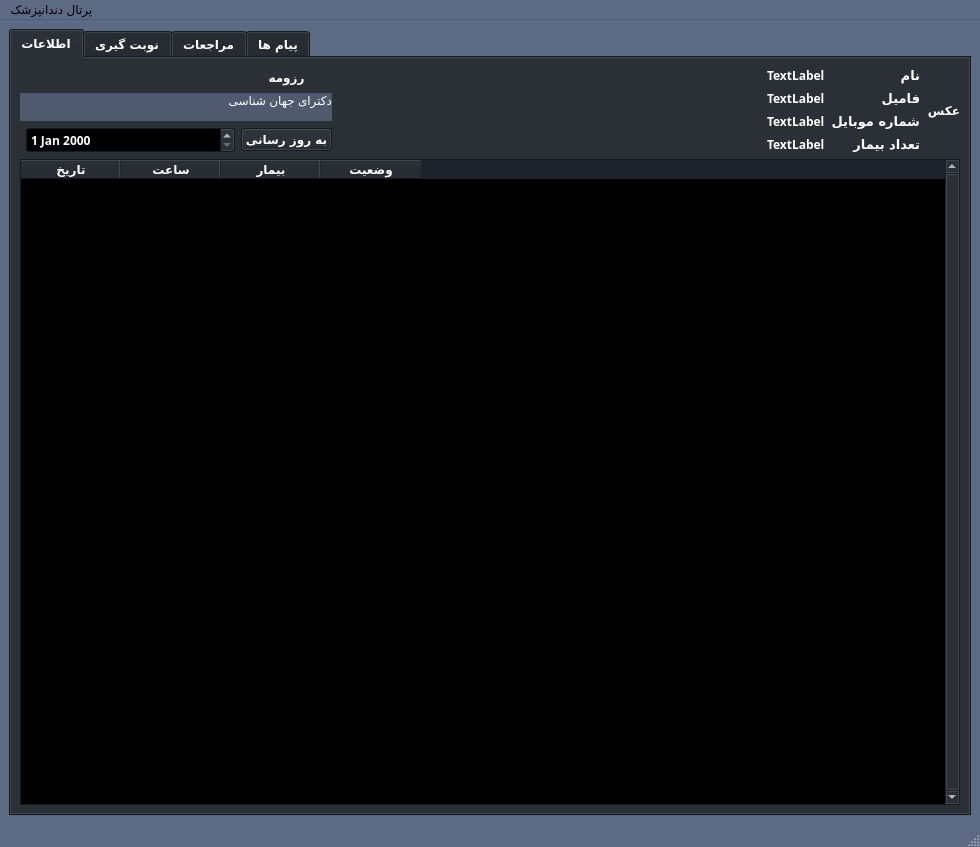
Qt form DocPortal.ui (elsobhano/python_AP_fina) before a commit.
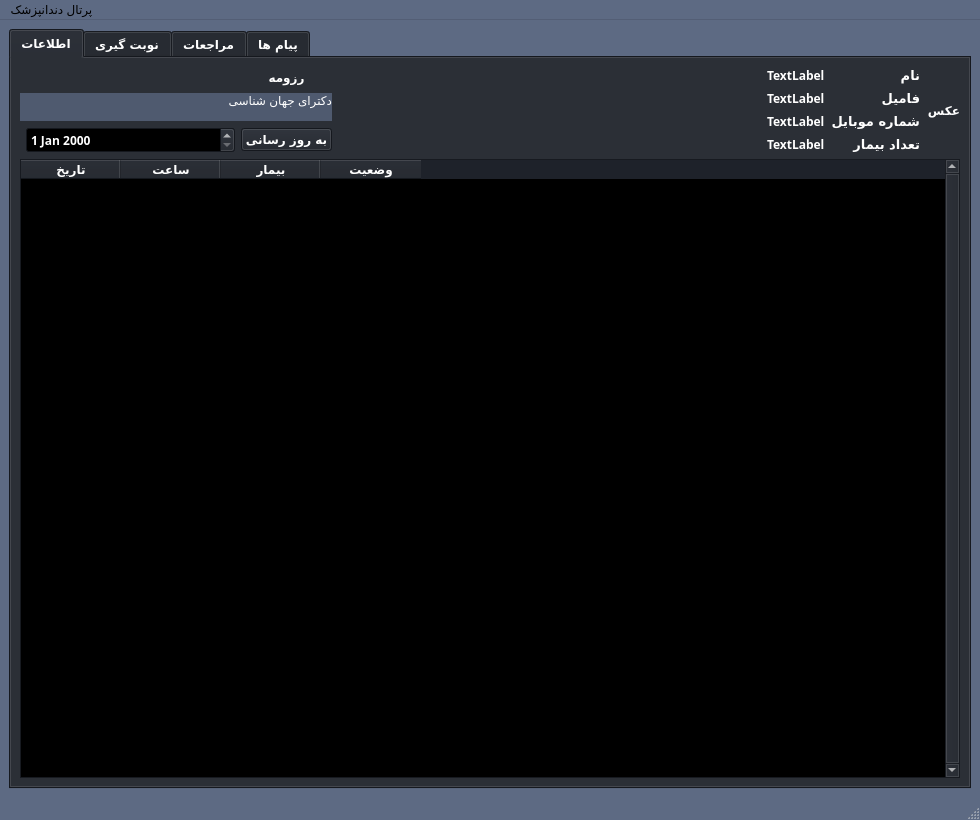
The same form after that commit. The open tabs and pages were chosen to show the change.

Commit message: sobhan profile of doctor

What changed in the file:
```diff
--- a/DocPortal.ui
+++ b/DocPortal.ui
@@ -7,7 +7,7 @@
     <x>0</x>
     <y>0</y>
     <width>980</width>
-    <height>847</height>
+    <height>820</height>
    </rect>
   </property>
   <property name="palette">
@@ -148,15 +148,6 @@
        </color>
       </brush>
      </colorrole>
-     <colorrole role="PlaceholderText">
-      <brush brushstyle="SolidPattern">
-       <color alpha="128">
-        <red>0</red>
-        <green>0</green>
-        <blue>0</blue>
-       </color>
-      </brush>
-     </colorrole>
     </active>
     <inactive>
      <colorrole role="WindowText">
@@ -294,15 +285,6 @@
        </color>
       </brush>
      </colorrole>
-     <colorrole role="PlaceholderText">
-      <brush brushstyle="SolidPattern">
-       <color alpha="128">
-        <red>0</red>
-        <green>0</green>
-        <blue>0</blue>
-       </color>
-      </brush>
-     </colorrole>
     </inactive>
     <disabled>
      <colorrole role="WindowText">
@@ -440,15 +422,6 @@
        </color>
       </brush>
      </colorrole>
-     <colorrole role="PlaceholderText">
-      <brush brushstyle="SolidPattern">
-       <color alpha="128">
-        <red>0</red>
-        <green>0</green>
-        <blue>0</blue>
-       </color>
-      </brush>
-     </colorrole>
     </disabled>
    </palette>
   </property>
@@ -597,15 +570,6 @@
            </color>
           </brush>
          </colorrole>
-         <colorrole role="PlaceholderText">
-          <brush brushstyle="NoBrush">
-           <color alpha="128">
-            <red>255</red>
-            <green>255</green>
-            <blue>255</blue>
-           </color>
-          </brush>
-         </colorrole>
         </active>
         <inactive>
          <colorrole role="WindowText">
@@ -743,15 +707,6 @@
            </color>
           </brush>
          </colorrole>
-         <colorrole role="PlaceholderText">
-          <brush brushstyle="NoBrush">
-           <color alpha="128">
-            <red>255</red>
-            <green>255</green>
-            <blue>255</blue>
-           </color>
-          </brush>
-         </colorrole>
         </inactive>
         <disabled>
          <colorrole role="WindowText">
@@ -889,15 +844,6 @@
            </color>
           </brush>
          </colorrole>
-         <colorrole role="PlaceholderText">
-          <brush brushstyle="NoBrush">
-           <color alpha="128">
-            <red>255</red>
-            <green>255</green>
-            <blue>255</blue>
-           </color>
-          </brush>
-         </colorrole>
         </disabled>
        </palette>
       </property>
```
Left out of the diff: 39 changed lines with no effect on the pictures. The commit also changes 2 other files.
